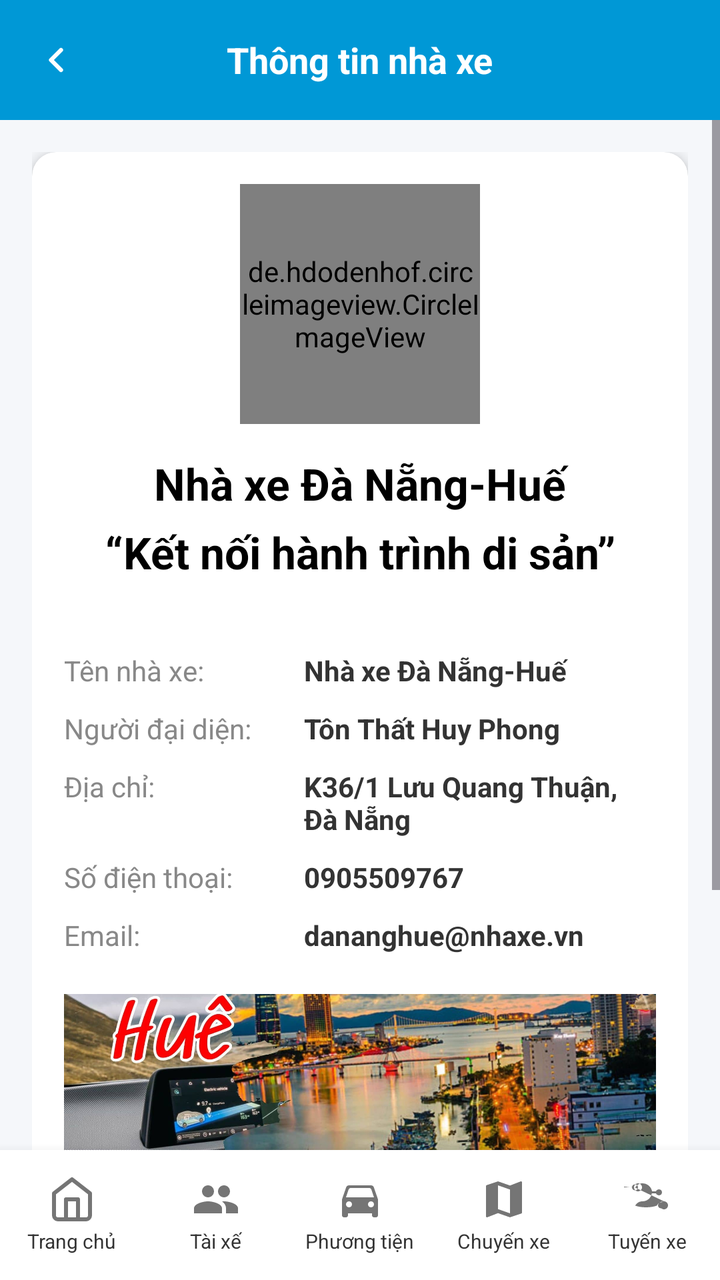
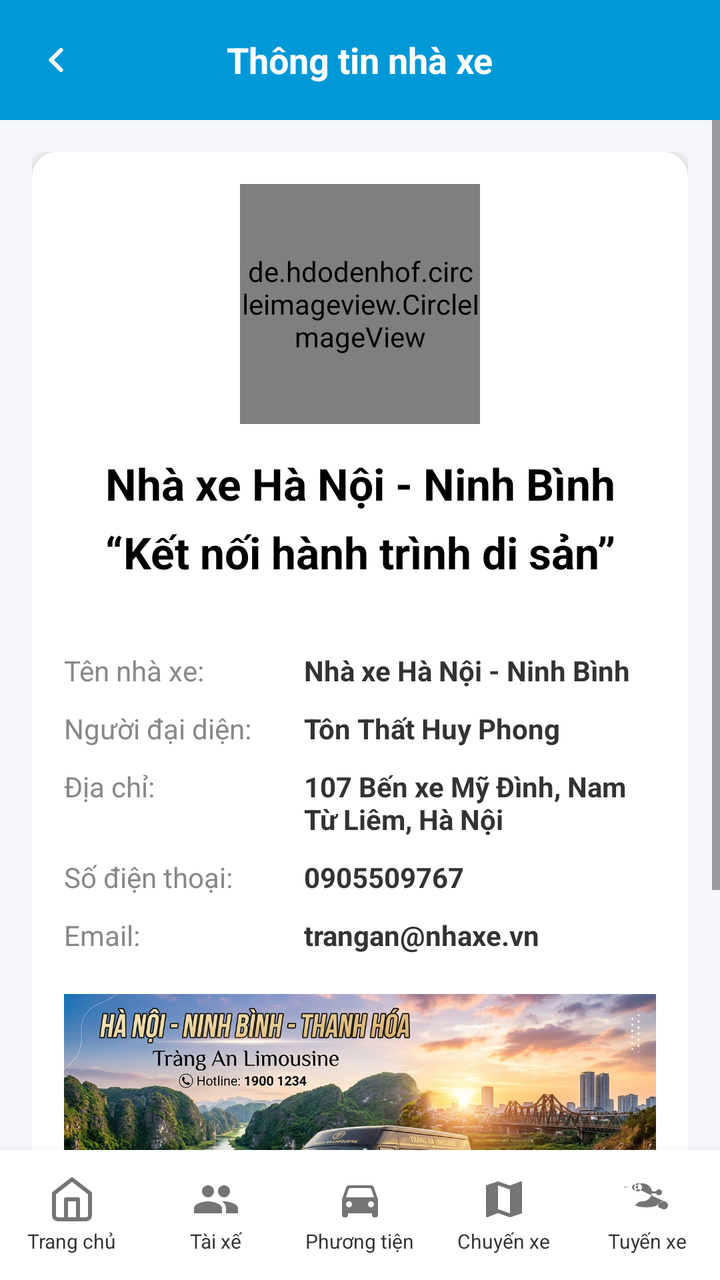

Two renders of the same Android screen: before a commit and after it. Below are the layout's source before the change and the commit's diff.
<!-- AndroidManifest.xml: application theme Theme.VeXeApp -->
<!-- res/layout/activity_ql_nhaxe.xml -->
<?xml version="1.0" encoding="utf-8"?>
<androidx.constraintlayout.widget.ConstraintLayout xmlns:android="http://schemas.android.com/apk/res/android"
    xmlns:app="http://schemas.android.com/apk/res-auto"
    xmlns:tools="http://schemas.android.com/tools"
    android:layout_width="match_parent"
    android:layout_height="match_parent"
    android:background="#F5F7FA">

    
    <RelativeLayout
        android:id="@+id/toolbar"
        android:layout_width="match_parent"
        android:layout_height="60dp"
        android:background="#0098D6"
        app:layout_constraintTop_toTopOf="parent">

        <ImageView
            android:id="@+id/btnBack"
            android:layout_width="40dp"
            android:layout_height="40dp"
            android:layout_centerVertical="true"
            android:layout_marginStart="8dp"
            android:padding="10dp"
            android:src="@drawable/ic_back_chevron"
            app:tint="@android:color/white" />

        <TextView
            android:id="@+id/txtToolbarTitle"
            android:layout_width="wrap_content"
            android:layout_height="wrap_content"
            android:layout_centerInParent="true"
            android:text="Thông tin nhà xe"
            android:textColor="@android:color/white"
            android:textSize="18sp"
            android:textStyle="bold" />
    </RelativeLayout>

    <ScrollView
        android:layout_width="match_parent"
        android:layout_height="0dp"
        android:fillViewport="true"
        app:layout_constraintBottom_toTopOf="@+id/bottom_nav"
        app:layout_constraintTop_toBottomOf="@id/toolbar">

        <LinearLayout
            android:layout_width="match_parent"
            android:layout_height="wrap_content"
            android:orientation="vertical"
            android:padding="16dp">

            <androidx.cardview.widget.CardView
                android:layout_width="match_parent"
                android:layout_height="wrap_content"
                app:cardCornerRadius="12dp"
                app:cardElevation="4dp">

                <LinearLayout
                    android:layout_width="match_parent"
                    android:layout_height="wrap_content"
                    android:orientation="vertical"
                    android:padding="16dp">

                        
                        <LinearLayout
                            android:id="@+id/layoutViewMode"
                            android:layout_width="match_parent"
                            android:layout_height="wrap_content"
                            android:orientation="vertical">

                            <de.hdodenhof.circleimageview.CircleImageView
                                android:id="@+id/imgLogo"
                                android:layout_width="120dp"
                                android:layout_height="120dp"
                                android:layout_gravity="center_horizontal"
                                android:src="@drawable/logo" />

                            <TextView
                                android:id="@+id/tvViewBusNameHeader"
                                android:layout_width="match_parent"
                                android:layout_height="wrap_content"
                                android:gravity="center"
                                android:text="Nhà xe Đà Nẵng-Huế"
                                android:textColor="@android:color/black"
                                android:textSize="22sp"
                                android:textStyle="bold"
                                android:layout_marginTop="15dp"/>

                            <TextView
                                android:layout_width="match_parent"
                                android:layout_height="wrap_content"
                                android:gravity="center"
                                android:text="“Kết nối hành trình di sản”"
                                android:textColor="@android:color/black"
                                android:textSize="22sp"
                                android:textStyle="bold"
                                android:layout_marginTop="5dp"
                                android:layout_marginBottom="25dp"/>

                            
                            <LinearLayout android:layout_width="match_parent" android:layout_height="wrap_content" android:orientation="horizontal" android:layout_marginTop="10dp">
                                <TextView android:layout_width="120dp" android:layout_height="wrap_content" android:text="Tên nhà xe:" android:textSize="14sp" android:textColor="#888888"/>
                                <TextView android:id="@+id/tvViewBusName" android:layout_width="match_parent" android:layout_height="wrap_content" android:text="Nhà xe Đà Nẵng-Huế" android:textColor="#333333" android:textStyle="bold" android:textSize="14sp"/>
                            </LinearLayout>

                            <LinearLayout android:layout_width="match_parent" android:layout_height="wrap_content" android:orientation="horizontal" android:layout_marginTop="10dp">
                                <TextView android:layout_width="120dp" android:layout_height="wrap_content" android:text="Người đại diện:" android:textSize="14sp" android:textColor="#888888"/>
                                <TextView android:id="@+id/tvViewRepName" android:layout_width="match_parent" android:layout_height="wrap_content" android:text="Tôn Thất Huy Phong" android:textColor="#333333" android:textStyle="bold" android:textSize="14sp"/>
                            </LinearLayout>

                            <LinearLayout android:layout_width="match_parent" android:layout_height="wrap_content" android:orientation="horizontal" android:layout_marginTop="10dp">
                                <TextView android:layout_width="120dp" android:layout_height="wrap_content" android:text="Địa chỉ:" android:textSize="14sp" android:textColor="#888888"/>
                                <TextView android:id="@+id/tvViewAddress" android:layout_width="match_parent" android:layout_height="wrap_content" android:text="K36/1 Lưu Quang Thuận, Đà Nẵng" android:textColor="#333333" android:textStyle="bold" android:textSize="14sp"/>
                            </LinearLayout>

                            <LinearLayout android:layout_width="match_parent" android:layout_height="wrap_content" android:orientation="horizontal" android:layout_marginTop="10dp">
                                <TextView android:layout_width="120dp" android:layout_height="wrap_content" android:text="Số điện thoại:" android:textSize="14sp" android:textColor="#888888"/>
                                <TextView android:id="@+id/tvViewPhone" android:layout_width="match_parent" android:layout_height="wrap_content" android:text="0905509767" android:textColor="#333333" android:textStyle="bold" android:textSize="14sp"/>
                            </LinearLayout>

                            <LinearLayout android:layout_width="match_parent" android:layout_height="wrap_content" android:orientation="horizontal" android:layout_marginTop="10dp">
                                <TextView android:layout_width="120dp" android:layout_height="wrap_content" android:text="Email:" android:textSize="14sp" android:textColor="#888888"/>
                                <TextView android:id="@+id/tvViewEmail" android:layout_width="match_parent" android:layout_height="wrap_content" android:text="dananghue@nhaxe.vn" android:textColor="#333333" android:textStyle="bold" android:textSize="14sp"/>
                            </LinearLayout>

                        <ImageView
                            android:id="@+id/imgViewBanner"
                            android:layout_width="match_parent"
                            android:layout_height="150dp"
                            android:layout_marginTop="20dp"
                            android:scaleType="centerCrop"
                            android:src="@drawable/banner_nhaxe" />

                        <com.google.android.material.button.MaterialButton
                            android:id="@+id/btnEdit"
                            android:layout_width="match_parent"
                            android:layout_height="50dp"
                            android:layout_marginTop="20dp"
                            android:backgroundTint="#0098D6"
                            android:text="Chỉnh sửa"
                            android:textAllCaps="false"
                            app:cornerRadius="8dp" />
                    </LinearLayout>

                    
                    <LinearLayout
                        android:id="@+id/layoutEditMode"
                        android:layout_width="match_parent"
                        android:layout_height="wrap_content"
                        android:layout_marginTop="8dp"
                        android:orientation="vertical"
                        android:visibility="gone">

                        <TextView android:layout_width="wrap_content" android:layout_height="wrap_content" android:text="Tên nhà xe" android:textSize="12sp"/>
                        <EditText android:id="@+id/edtBusName" android:layout_width="match_parent" android:layout_height="45dp" android:background="@drawable/bg_input_white" android:paddingHorizontal="10dp" android:layout_marginTop="4dp"/>
                        <TextView android:id="@+id/tvErrorBusName" android:layout_width="wrap_content" android:layout_height="wrap_content" android:text="Lỗi" android:textColor="#F44336" android:textSize="11sp" android:visibility="gone"/>

                        <TextView android:layout_width="wrap_content" android:layout_height="wrap_content" android:text="Họ tên người đại diện" android:textSize="12sp" android:layout_marginTop="10dp"/>
                        <EditText android:id="@+id/edtRepName" android:layout_width="match_parent" android:layout_height="45dp" android:background="@drawable/bg_input_white" android:paddingHorizontal="10dp" android:layout_marginTop="4dp"/>
                        <TextView android:id="@+id/tvErrorRepName" android:layout_width="wrap_content" android:layout_height="wrap_content" android:text="Lỗi" android:textColor="#F44336" android:textSize="11sp" android:visibility="gone"/>

                        <TextView android:layout_width="wrap_content" android:layout_height="wrap_content" android:text="Địa chỉ trụ sở" android:textSize="12sp" android:layout_marginTop="10dp"/>
                        <EditText android:id="@+id/edtAddress" android:layout_width="match_parent" android:layout_height="45dp" android:background="@drawable/bg_input_white" android:paddingHorizontal="10dp" android:layout_marginTop="4dp"/>
                        <TextView android:id="@+id/tvErrorAddress" android:layout_width="wrap_content" android:layout_height="wrap_content" android:text="Lỗi" android:textColor="#F44336" android:textSize="11sp" android:visibility="gone"/>

                        <TextView android:layout_width="wrap_content" android:layout_height="wrap_content" android:text="Số điện thoại" android:textSize="12sp" android:layout_marginTop="10dp"/>
                        <EditText android:id="@+id/edtPhone" android:layout_width="match_parent" android:layout_height="45dp" android:background="@drawable/bg_input_white" android:paddingHorizontal="10dp" android:layout_marginTop="4dp" android:inputType="phone"/>
                        <TextView android:id="@+id/tvErrorPhone" android:layout_width="wrap_content" android:layout_height="wrap_content" android:text="Lỗi" android:textColor="#F44336" android:textSize="11sp" android:visibility="gone"/>

                        <TextView android:layout_width="wrap_content" android:layout_height="wrap_content" android:text="Email" android:textSize="12sp" android:layout_marginTop="10dp"/>
                        <EditText android:id="@+id/edtEmail" android:layout_width="match_parent" android:layout_height="45dp" android:background="@drawable/bg_input_white" android:paddingHorizontal="10dp" android:layout_marginTop="4dp" android:inputType="textEmailAddress"/>

                        <TextView android:layout_width="wrap_content" android:layout_height="wrap_content" android:text="Hình ảnh nhà xe" android:textSize="14sp" android:layout_marginTop="15dp"/>
                        <LinearLayout
                            android:layout_width="match_parent"
                            android:layout_height="wrap_content"
                            android:layout_marginTop="8dp"
                            android:background="@drawable/bg_input_white"
                            android:padding="8dp"
                            android:orientation="horizontal"
                            android:gravity="center_vertical">

                            <TextView
                                android:id="@+id/btnChooseFile"
                                android:layout_width="wrap_content"
                                android:layout_height="wrap_content"
                                android:background="@drawable/bg_file_picker"
                                android:text="Chọn tệp"
                                android:textColor="#000000"
                                android:textSize="14sp"
                                android:paddingHorizontal="15dp"
                                android:paddingVertical="5dp" />

                            <TextView
                                android:id="@+id/txtFileName"
                                android:layout_width="match_parent"
                                android:layout_height="wrap_content"
                                android:layout_marginStart="10dp"
                                android:text="Chưa chọn tệp nào"
                                android:textColor="#333333"
                                android:textSize="14sp" />
                        </LinearLayout>

                        <ImageView android:id="@+id/imgEditPreview" android:layout_width="match_parent" android:layout_height="120dp" android:layout_marginTop="10dp" android:scaleType="centerCrop" android:src="@drawable/banner_nhaxe"/>

                        <LinearLayout android:layout_width="match_parent" android:layout_height="wrap_content" android:layout_marginTop="20dp" android:orientation="horizontal">
                            <Button android:id="@+id/btnCancel" android:layout_width="0dp" android:layout_height="50dp" android:layout_weight="1" android:text="Hủy" android:backgroundTint="#888888" android:layout_marginEnd="5dp"/>
                            <Button android:id="@+id/btnSave" android:layout_width="0dp" android:layout_height="50dp" android:layout_weight="1" android:text="Lưu" android:backgroundTint="#0098D6" android:layout_marginStart="5dp"/>
                        </LinearLayout>
                    </LinearLayout>
                </LinearLayout>
            </androidx.cardview.widget.CardView>
        </LinearLayout>
    </ScrollView>

    
    <LinearLayout
        android:id="@+id/bottom_nav"
        android:layout_width="match_parent"
        android:layout_height="65dp"
        android:background="@color/white"
        android:elevation="8dp"
        android:orientation="horizontal"
        android:gravity="center_vertical"
        app:layout_constraintBottom_toBottomOf="parent">

        <LinearLayout
            android:id="@+id/nav_home_op_main"
            android:layout_width="0dp"
            android:layout_height="wrap_content"
            android:layout_weight="1"
            android:gravity="center"
            android:orientation="vertical">
            <ImageView android:layout_width="24dp" android:layout_height="24dp" android:src="@drawable/home" app:tint="#757575"/><TextView android:layout_width="wrap_content" android:layout_height="wrap_content" android:text="Trang chủ" android:textSize="10sp" android:textColor="#333333" android:layout_marginTop="2dp"/>
        </LinearLayout>

        <LinearLayout
            android:id="@+id/nav_driver_op"
            android:layout_width="0dp"
            android:layout_height="wrap_content"
            android:layout_weight="1"
            android:gravity="center"
            android:orientation="vertical">
            <ImageView android:layout_width="24dp" android:layout_height="24dp" android:src="@drawable/ic_driver" app:tint="#757575" />
            <TextView android:layout_width="wrap_content" android:layout_height="wrap_content" android:text="Tài xế" android:textSize="10sp" android:textColor="#333333" android:layout_marginTop="2dp" />
        </LinearLayout>

        <LinearLayout
            android:id="@+id/nav_vehicle_op"
            android:layout_width="0dp"
            android:layout_height="wrap_content"
            android:layout_weight="1"
            android:gravity="center"
            android:orientation="vertical">
            <ImageView android:layout_width="24dp" android:layout_height="24dp" android:src="@drawable/ic_car" app:tint="#757575" />
            <TextView android:layout_width="wrap_content" android:layout_height="wrap_content" android:text="Phương tiện" android:textSize="10sp" android:textColor="#333333" android:layout_marginTop="2dp" />
        </LinearLayout>

        <LinearLayout
            android:id="@+id/nav_trip_op"
            android:layout_width="0dp"
            android:layout_height="wrap_content"
            android:layout_weight="1"
            android:gravity="center"
            android:orientation="vertical">
            <ImageView android:layout_width="24dp" android:layout_height="24dp" android:src="@drawable/ic_map" app:tint="#757575" />
            <TextView android:layout_width="wrap_content" android:layout_height="wrap_content" android:text="Chuyến xe" android:textSize="10sp" android:textColor="#333333" android:layout_marginTop="2dp" />
        </LinearLayout>

        <LinearLayout
            android:id="@+id/nav_route_op"
            android:layout_width="0dp"
            android:layout_height="wrap_content"
            android:layout_weight="1"
            android:gravity="center"
            android:orientation="vertical">
            <ImageView android:layout_width="24dp" android:layout_height="24dp" android:src="@drawable/ic_route" app:tint="#757575" />
            <TextView android:layout_width="wrap_content" android:layout_height="wrap_content" android:text="Tuyến xe" android:textSize="10sp" android:textColor="#333333" android:layout_marginTop="2dp" />
        </LinearLayout>
    </LinearLayout>

</androidx.constraintlayout.widget.ConstraintLayout>
<!-- resources referenced by this layout -->
<resources>
  <color name="white">#FFFFFFFF</color>
  <!-- drawable banner_nhaxe: png bitmap (drawable, 346932 bytes) -->
  <!-- drawable bg_file_picker (drawable) -->
  <?xml version="1.0" encoding="utf-8"?>
  <shape xmlns:android="http://schemas.android.com/apk/res/android">
      <solid android:color="#EEEEEE" />
      <stroke android:width="2dp" android:color="#000000" />
      <padding android:left="10dp" android:right="10dp" android:top="5dp" android:bottom="5dp" />
  </shape>
  <!-- drawable bg_input_white (drawable) -->
  <?xml version="1.0" encoding="utf-8"?>
  <shape xmlns:android="http://schemas.android.com/apk/res/android">
      <solid android:color="#FFFFFF" />
      <corners android:radius="8dp" />
      <stroke android:width="1dp" android:color="#DDDDDD" />
  </shape>
  <!-- drawable home (drawable) -->
  <vector xmlns:android="http://schemas.android.com/apk/res/android"
      android:width="40dp"
      android:height="40dp"
      android:viewportWidth="24"
      android:viewportHeight="24">
    <path
        android:pathData="M3,9l9,-7 9,7v11a2,2 0,0 1,-2 2H5a2,2 0,0 1,-2 -2z"
        android:strokeLineJoin="round"
        android:strokeWidth="2"
        android:fillColor="#00000000"
        android:strokeColor="#000000"
        android:strokeLineCap="round"/>
    <path
        android:pathData="M9,22l0,-10l6,0l0,10"
        android:strokeLineJoin="round"
        android:strokeWidth="2"
        android:fillColor="#00000000"
        android:strokeColor="#000000"
        android:strokeLineCap="round"/>
  </vector>
  <!-- drawable ic_back_chevron (drawable) -->
  <vector xmlns:android="http://schemas.android.com/apk/res/android"
      android:width="24dp"
      android:height="24dp"
      android:viewportWidth="24"
      android:viewportHeight="24">
      <path
          android:strokeColor="#FFFFFF"
          android:strokeWidth="2.5"
          android:strokeLineCap="round"
          android:strokeLineJoin="round"
          android:pathData="M15,6l-6,6l6,6" />
  </vector>
  <!-- drawable ic_driver (drawable) -->
  <vector xmlns:android="http://schemas.android.com/apk/res/android"
      android:width="24dp"
      android:height="24dp"
      android:viewportWidth="24"
      android:viewportHeight="24">
      <path
          android:fillColor="#000000"
          android:pathData="M16,11c1.66,0 2.99,-1.34 2.99,-3S17.66,5 16,5s-3,1.34 -3,3 1.34,3 3,3zM8,11c1.66,0 2.99,-1.34 2.99,-3S9.66,5 8,5 5,6.34 5,8s1.34,3 3,3zM8,13c-2.33,0 -7,1.17 -7,3.5L1,19h14v-2.5c0,-2.33 -4.67,-3.5 -7,-3.5zM16,13c-0.29,0 -0.62,0.02 -0.97,0.05 1.16,0.84 1.97,1.97 1.97,3.45L17,19h6v-2.5c0,-2.33 -4.67,-3.5 -7,-3.5z"/>
  </vector>
  <!-- drawable ic_map (drawable) -->
  <vector xmlns:android="http://schemas.android.com/apk/res/android"
      android:width="24dp"
      android:height="24dp"
      android:viewportWidth="24"
      android:viewportHeight="24">
      <path
          android:fillColor="#000000"
          android:pathData="M20.5,3l-0.16,0.03L15,5.1 9,3 3.36,4.9c-0.21,0.07 -0.36,0.25 -0.36,0.48V20.5c0,0.28 0.22,0.5 0.5,0.5l0.16,-0.03L9,18.9l6,2.1 5.64,-1.9c0.21,-0.07 0.36,-0.25 0.36,-0.48V3.5c0,-0.28 -0.22,-0.5 -0.5,-0.5zM15,19l-6,-2.11V5l6,2.11V19z"/>
  </vector>
  <!-- drawable logo: jpg bitmap (drawable, 201114 bytes) -->
  <style name="Theme.VeXeApp" parent="Base.Theme.VeXeApp" />
  <style name="Base.Theme.VeXeApp" parent="Theme.Material3.DayNight.NoActionBar">
          
      </style>
  <!-- unchanged entries left out for length: 2 -->
</resources>

<!-- the commit's change to res/layout/activity_ql_nhaxe.xml (unified diff, before → after) -->
@@ -79,7 +79,7 @@
                                 android:layout_width="match_parent"
                                 android:layout_height="wrap_content"
                                 android:gravity="center"
-                                android:text="Nhà xe Đà Nẵng-Huế"
+                                android:text="Nhà xe Hà Nội - Ninh Bình"
                                 android:textColor="@android:color/black"
                                 android:textSize="22sp"
                                 android:textStyle="bold"
@@ -99,7 +99,7 @@
                             
                             <LinearLayout android:layout_width="match_parent" android:layout_height="wrap_content" android:orientation="horizontal" android:layout_marginTop="10dp">
                                 <TextView android:layout_width="120dp" android:layout_height="wrap_content" android:text="Tên nhà xe:" android:textSize="14sp" android:textColor="#888888"/>
-                                <TextView android:id="@+id/tvViewBusName" android:layout_width="match_parent" android:layout_height="wrap_content" android:text="Nhà xe Đà Nẵng-Huế" android:textColor="#333333" android:textStyle="bold" android:textSize="14sp"/>
+                                <TextView android:id="@+id/tvViewBusName" android:layout_width="match_parent" android:layout_height="wrap_content" android:text="Nhà xe Hà Nội - Ninh Bình" android:textColor="#333333" android:textStyle="bold" android:textSize="14sp"/>
                             </LinearLayout>
 
                             <LinearLayout android:layout_width="match_parent" android:layout_height="wrap_content" android:orientation="horizontal" android:layout_marginTop="10dp">
@@ -109,7 +109,7 @@
 
                             <LinearLayout android:layout_width="match_parent" android:layout_height="wrap_content" android:orientation="horizontal" android:layout_marginTop="10dp">
                                 <TextView android:layout_width="120dp" android:layout_height="wrap_content" android:text="Địa chỉ:" android:textSize="14sp" android:textColor="#888888"/>
-                                <TextView android:id="@+id/tvViewAddress" android:layout_width="match_parent" android:layout_height="wrap_content" android:text="K36/1 Lưu Quang Thuận, Đà Nẵng" android:textColor="#333333" android:textStyle="bold" android:textSize="14sp"/>
+                                <TextView android:id="@+id/tvViewAddress" android:layout_width="match_parent" android:layout_height="wrap_content" android:text="107 Bến xe Mỹ Đình, Nam Từ Liêm, Hà Nội" android:textColor="#333333" android:textStyle="bold" android:textSize="14sp"/>
                             </LinearLayout>
 
                             <LinearLayout android:layout_width="match_parent" android:layout_height="wrap_content" android:orientation="horizontal" android:layout_marginTop="10dp">
@@ -119,7 +119,7 @@
 
                             <LinearLayout android:layout_width="match_parent" android:layout_height="wrap_content" android:orientation="horizontal" android:layout_marginTop="10dp">
                                 <TextView android:layout_width="120dp" android:layout_height="wrap_content" android:text="Email:" android:textSize="14sp" android:textColor="#888888"/>
-                                <TextView android:id="@+id/tvViewEmail" android:layout_width="match_parent" android:layout_height="wrap_content" android:text="dananghue@nhaxe.vn" android:textColor="#333333" android:textStyle="bold" android:textSize="14sp"/>
+                                <TextView android:id="@+id/tvViewEmail" android:layout_width="match_parent" android:layout_height="wrap_content" android:text="trangan@nhaxe.vn" android:textColor="#333333" android:textStyle="bold" android:textSize="14sp"/>
                             </LinearLayout>
 
                         <ImageView
<!-- resource entries referenced after the edit -->
@@ -1,7 +1,7 @@
 <!-- resources referenced by this layout -->
 <resources>
   <color name="white">#FFFFFFFF</color>
-  <!-- drawable banner_nhaxe: png bitmap (drawable, 346932 bytes) -->
+  <!-- drawable banner_nhaxe: png bitmap (drawable, 889810 bytes) -->
   <!-- drawable bg_file_picker (drawable) -->
   <?xml version="1.0" encoding="utf-8"?>
   <shape xmlns:android="http://schemas.android.com/apk/res/android">
@@ -70,7 +70,7 @@
           android:fillColor="#000000"
           android:pathData="M20.5,3l-0.16,0.03L15,5.1 9,3 3.36,4.9c-0.21,0.07 -0.36,0.25 -0.36,0.48V20.5c0,0.28 0.22,0.5 0.5,0.5l0.16,-0.03L9,18.9l6,2.1 5.64,-1.9c0.21,-0.07 0.36,-0.25 0.36,-0.48V3.5c0,-0.28 -0.22,-0.5 -0.5,-0.5zM15,19l-6,-2.11V5l6,2.11V19z"/>
   </vector>
-  <!-- drawable logo: jpg bitmap (drawable, 201114 bytes) -->
+  <!-- drawable logo: jpg bitmap (drawable, 551135 bytes) -->
   <style name="Theme.VeXeApp" parent="Base.Theme.VeXeApp" />
   <style name="Base.Theme.VeXeApp" parent="Theme.Material3.DayNight.NoActionBar">
           
